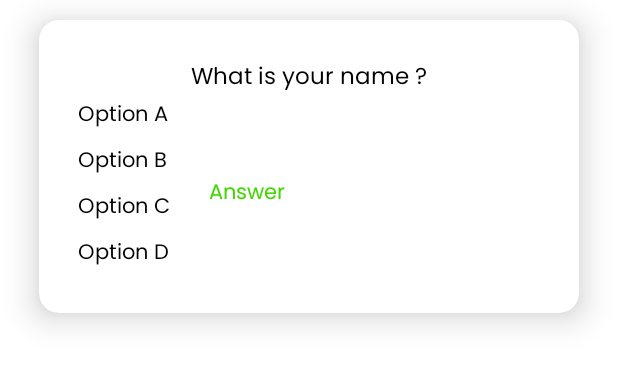
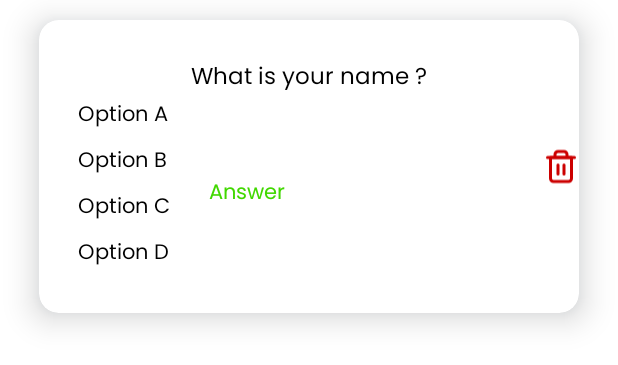
Before and after one commit to Ahssan18/QuizAdminApp, an Android app: the layout total_quiz_layout.xml on its own in the app's theme, with its tools: preview values and no code run, on a phone screen of 412 x 824 dp. Shown: the top 365 px of the screen. Run offline under Robolectric (Android 15) with nearby library versions, the phone set to English and light mode, and no system bars.

Commit message:
second commit

```diff
--- a/app/src/main/java/com/ncodelab/adminapp/activities/TotalQuizQuestionsActivity.java
+++ b/app/src/main/java/com/ncodelab/adminapp/activities/TotalQuizQuestionsActivity.java
@@ -24,6 +24,7 @@ import java.util.ArrayList;
 
 public class TotalQuizQuestionsActivity extends AppCompatActivity {
 
+    private static final String TAG = "TotalQuizQuestions";
     RecyclerView quizQuestionRecyclerview;
     ArrayList<QuizQuestion> quizQuestionArrayList;
     TotalQuizAdapter totalQuizAdapter;
@@ -79,7 +80,7 @@ public class TotalQuizQuestionsActivity extends AppCompatActivity {
                         }
                         else {
                             for (DocumentChange dc: value.getDocumentChanges()){
-
+                                Log.e(TAG,"DataChangeListener QuizQuestions =>"+dc.getDocument().toString());
                                 if (dc.getType() == DocumentChange.Type.ADDED){
 
                                     quizQuestionArrayList.add(dc.getDocument().toObject(QuizQuestion.class));
--- a/app/src/main/res/layout/activity_total_quiz_questions.xml
+++ b/app/src/main/res/layout/activity_total_quiz_questions.xml
@@ -22,6 +22,7 @@
         android:layout_width="match_parent"
         android:layout_height="wrap_content"
         android:layout_below="@id/title"
+        tools:listitem="@layout/total_quiz_layout"
         android:layout_above="@id/add_article_btn"/>
 
     <com.google.android.material.button.MaterialButton
--- a/app/src/main/res/layout/total_quiz_layout.xml
+++ b/app/src/main/res/layout/total_quiz_layout.xml
@@ -76,13 +76,23 @@
             android:id="@+id/answer"
             android:layout_width="wrap_content"
             android:layout_height="wrap_content"
+            android:layout_below="@id/question"
+            android:layout_marginStart="@dimen/_20sdp"
+            android:layout_marginTop="@dimen/_40sdp"
+            android:layout_toEndOf="@id/options_layout"
+            android:fontFamily="@font/poppins_regular"
             android:text="Answer"
-            android:fontFamily="@font/poppins_regular"
-            android:textColor="@color/green"
-            android:layout_below="@id/question"
-            android:layout_toEndOf="@id/options_layout"
-            android:layout_marginStart="@dimen/_20sdp"
-            android:layout_marginTop="@dimen/_40sdp"/>
+            android:textColor="@color/green" />
+
+        <ImageView
+            android:id="@+id/iv_delete"
+            android:layout_width="wrap_content"
+            android:layout_height="wrap_content"
+            android:layout_alignParentTop="true"
+            android:layout_alignParentEnd="true"
+            android:layout_alignParentBottom="true"
+            android:src="@drawable/ic_delete"
+            app:tint="@android:color/holo_red_dark" />
 
 
 
```
Also changed, not shown: app/src/main/java/com/ncodelab/adminapp/adapters/TotalQuizAdapter.java (+6 -3 lines), app/src/main/java/com/ncodelab/adminapp/model/QuizQuestion.java (+12 -0 lines).
